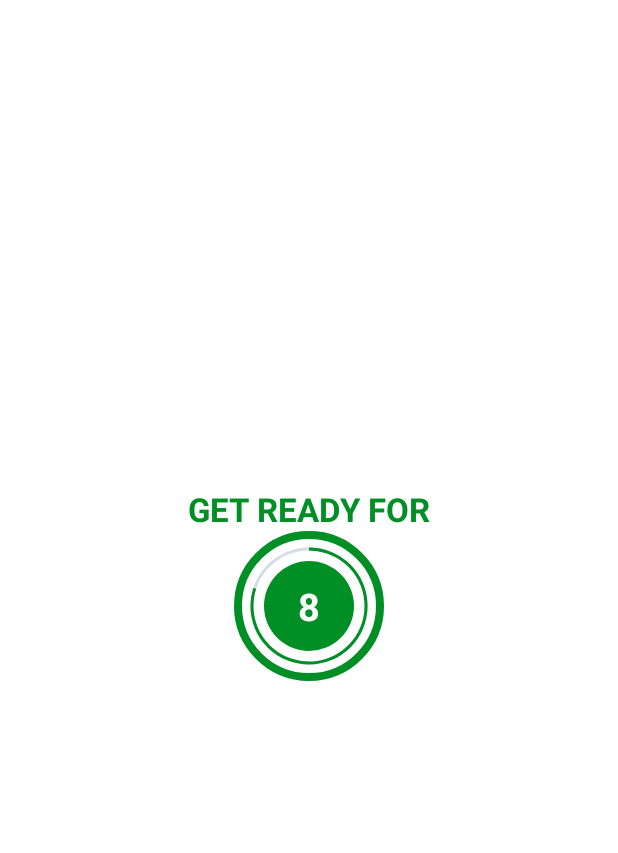
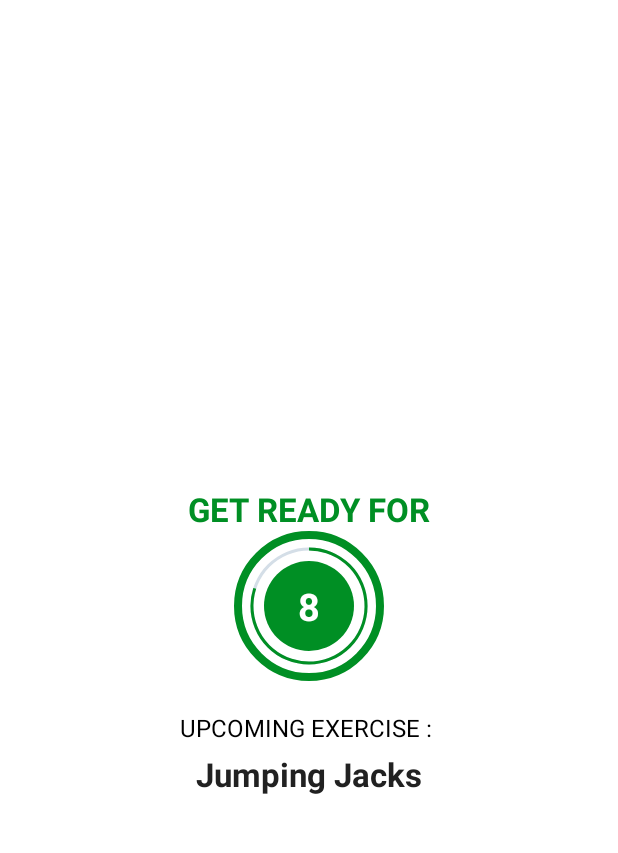
Before and after one commit to agiratech-madhan/WorkoutApp, an Android app: the ExcerSizeActivity screen opened directly, with no data from a screen before it, on a phone screen of 412 x 824 dp, the part 62-915 px from its top. Run offline under Robolectric (Android 15) with nearby library versions, the phone set to English and light mode, and no system bars.

Commit message:
show next exercise in HomePage

```diff
--- a/app/src/main/java/com/example/workoutapp/ExcerciseActivity.kt
+++ b/app/src/main/java/com/example/workoutapp/ExcerciseActivity.kt
@@ -34,7 +34,13 @@ class ExcerSizeActivity : AppCompatActivity() {
     }
 
     private fun setupRestView() {
-
+        binding?.flRestView?.visibility = View.VISIBLE
+        binding?.tvTitle?.visibility = View.VISIBLE
+        binding?.upcomingLabel?.visibility = View.VISIBLE
+        binding?.tvUpcomingExerciseName?.visibility = View.VISIBLE
+        binding?.tvExerciseName?.visibility = View.INVISIBLE
+        binding?.flExerciseView?.visibility = View.INVISIBLE
+        binding?.ivImage?.visibility = View.INVISIBLE
         /**
          * Here firstly we will check if the timer is running the and it is not null then cancel the running timer and start the new one.
          * And set the progress to initial which is 0.
@@ -43,6 +49,8 @@ class ExcerSizeActivity : AppCompatActivity() {
             restTimer!!.cancel()
             restProgress = 0
         }
+        binding?.tvUpcomingExerciseName?.text =
+            exerciseList!![currentExersizePosition + 1].getName()
 
         // This function is used to set the progress details.
         setRestProgressBar()
@@ -91,7 +99,7 @@ class ExcerSizeActivity : AppCompatActivity() {
         }
         binding?.ivImage?.setImageResource(exerciseList!![currentExersizePosition].getImage())
 
-        binding?.tvExerciseName?.text=exerciseList!![currentExersizePosition].getName()
+        binding?.tvExerciseName?.text = exerciseList!![currentExersizePosition].getName()
 
         setExerciseProgressBar()
     }
@@ -108,14 +116,14 @@ class ExcerSizeActivity : AppCompatActivity() {
             }
 
             override fun onFinish() {
-                if(currentExersizePosition<exerciseList?.size!!-1){
+                if (currentExersizePosition < exerciseList?.size!! - 1) {
                     setupRestView()
-                }else{
+                } else {
                     Toast.makeText(
-                    this@ExcerSizeActivity,
-                    "Congratulations! You have Completed 7 minutes Workout",
-                    Toast.LENGTH_SHORT
-                ).show()
+                        this@ExcerSizeActivity,
+                        "Congratulations! You have Completed 7 minutes Workout",
+                        Toast.LENGTH_SHORT
+                    ).show()
                 }
 //
             }
--- a/app/src/main/res/layout/activity_exersize.xml
+++ b/app/src/main/res/layout/activity_exersize.xml
@@ -1,5 +1,6 @@
 <?xml version="1.0" encoding="utf-8"?>
-<androidx.constraintlayout.widget.ConstraintLayout xmlns:android="http://schemas.android.com/apk/res/android"
+<androidx.constraintlayout.widget.ConstraintLayout
+    xmlns:android="http://schemas.android.com/apk/res/android"
     xmlns:app="http://schemas.android.com/apk/res-auto"
     xmlns:tools="http://schemas.android.com/tools"
     android:layout_width="match_parent"
@@ -15,6 +16,7 @@
         android:theme="@style/ToolBarTheme"
         app:layout_constraintTop_toTopOf="parent"
         app:titleTextColor="@color/colorPrimary" />
+
 
     <TextView
         android:id="@+id/tvTitle"
@@ -34,10 +36,12 @@
         android:layout_height="100dp"
         android:layout_marginTop="10dp"
         android:background="@drawable/item_circular_color_accent_border"
+        android:visibility="visible"
         app:layout_constraintBottom_toBottomOf="parent"
         app:layout_constraintEnd_toEndOf="parent"
         app:layout_constraintStart_toStartOf="parent"
-        app:layout_constraintTop_toBottomOf="@id/toolbarExercise">
+        app:layout_constraintTop_toBottomOf="@id/toolbarExercise"
+        tools:visibility="visible">
 
         <ProgressBar
             android:id="@+id/progressBar"
@@ -70,10 +74,39 @@
         </LinearLayout>
     </FrameLayout>
 
+    <!--TODO (Step 1 - Showing the upcoming exercise name in the Get Ready For View.)-->
+    <!--START-->
+    <TextView
+        app:layout_constraintTop_toBottomOf="@id/flRestView"
+        android:id="@+id/upcomingLabel"
+        android:layout_width="wrap_content"
+        android:layout_height="wrap_content"
+        app:layout_constraintStart_toStartOf="parent"
+        app:layout_constraintEnd_toEndOf="parent"
+        android:layout_marginTop="20dp"
+        android:textColor="@color/black"
+        app:layout_constraintBottom_toTopOf="@id/tvUpcomingExerciseName"
+        android:text="UPCOMING EXERCISE : "
+        android:textSize="16sp" />
+
+    <TextView
+        app:layout_constraintTop_toBottomOf="@id/upcomingLabel"
+        android:id="@+id/tvUpcomingExerciseName"
+        android:layout_width="wrap_content"
+        android:layout_height="wrap_content"
+        app:layout_constraintStart_toStartOf="parent"
+        app:layout_constraintEnd_toEndOf="parent"
+        android:layout_marginTop="5dp"
+        android:textColor="#212121"
+        android:textSize="22sp"
+        android:textStyle="bold"
+        tools:text="Exercise Name" />
+    <!--END-->
+    <!-- First add the images to the Drawable folder and adding an imageview to show which is the current exercise along with the Name-->
     <ImageView
         android:id="@+id/ivImage"
         android:layout_width="match_parent"
-        android:layout_height="150dp"
+        android:layout_height="0dp"
         android:contentDescription="@string/image"
         android:scaleType="fitXY"
         android:src="@drawable/ic_jumping_jacks"
@@ -81,6 +114,7 @@
         app:layout_constraintBottom_toTopOf="@id/tvExerciseName"
         app:layout_constraintTop_toBottomOf="@id/toolbarExercise" />
 
+    <!--  We also add a textView for ExerciseName and position it below the imageview-->
     <TextView
         android:id="@+id/tvExerciseName"
         android:layout_width="wrap_content"
@@ -94,7 +128,7 @@
         app:layout_constraintStart_toStartOf="parent"
         app:layout_constraintTop_toBottomOf="@id/ivImage"
         tools:visibility="visible" />
-
+    <!-- We also need to change the position of this frame layout to be below the tvExercise-->
     <FrameLayout
         android:id="@+id/flExerciseView"
         android:layout_width="100dp"
@@ -105,7 +139,7 @@
         app:layout_constraintBottom_toBottomOf="parent"
         app:layout_constraintEnd_toEndOf="parent"
         app:layout_constraintStart_toStartOf="parent"
-        app:layout_constraintTop_toBottomOf="@id/toolbarExercise"
+        app:layout_constraintTop_toBottomOf="@id/tvExerciseName"
         tools:visibility="visible">
 
         <ProgressBar
@@ -116,7 +150,7 @@
             android:layout_gravity="center"
             android:background="@drawable/circular_progress_gray"
             android:indeterminate="false"
-            android:max="10"
+            android:max="30"
             android:progress="100"
             android:progressDrawable="@drawable/circular_progress_bar"
             android:rotation="-90" />
```
